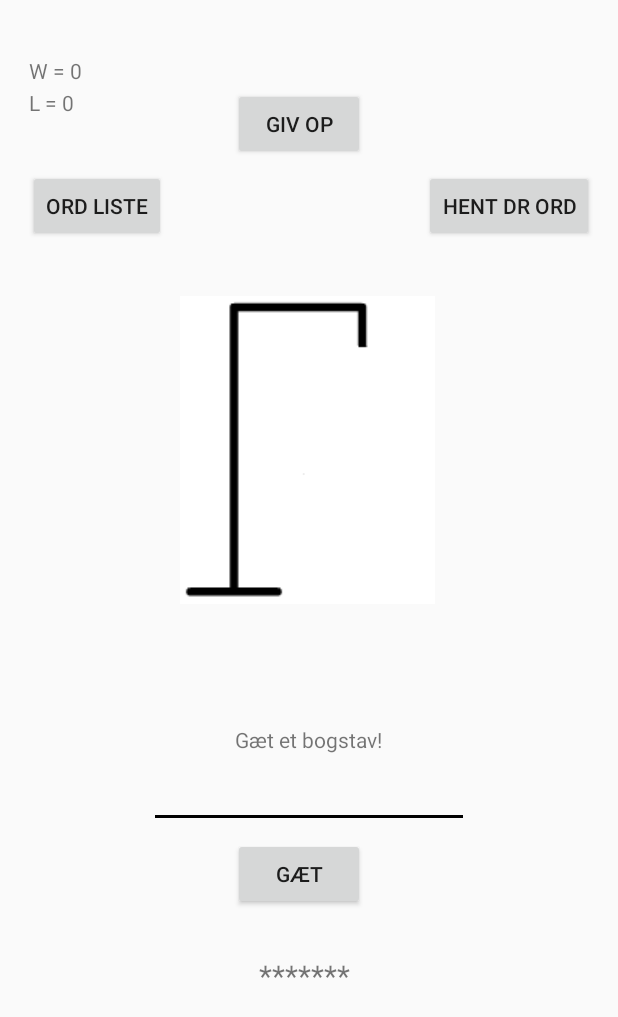
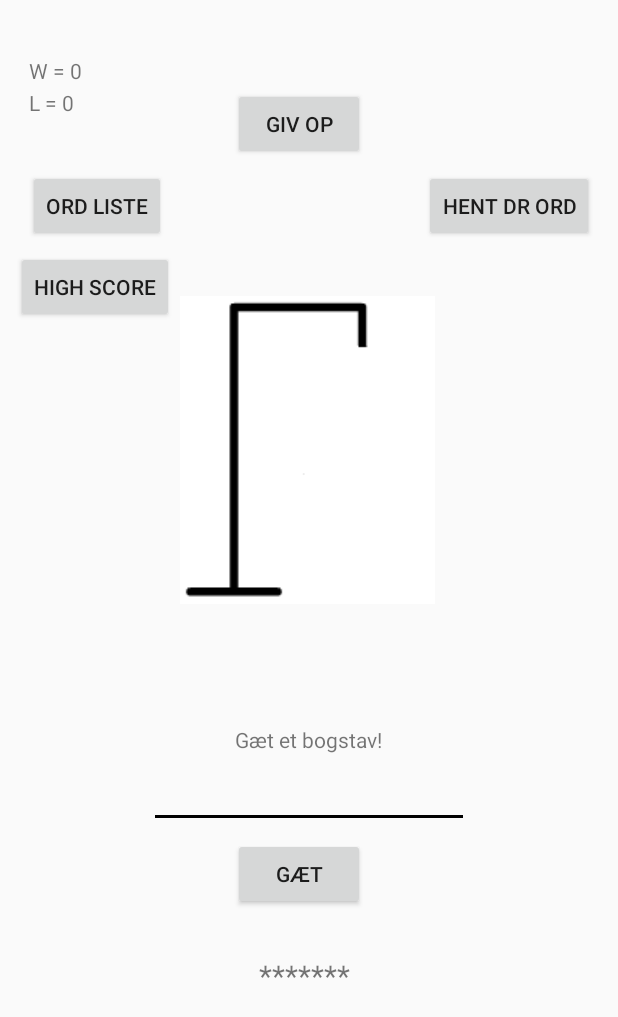
Before and after one commit to oliveruschultz/Galgeleg, an Android app: the MainActivity screen opened directly, with no data from a screen before it, on a phone screen of 412 x 824 dp. Shown: the top 1017 px of the screen. Run offline under Robolectric (Android 15) with nearby library versions, the phone set to English and light mode, and no system bars.

Commit message:
HighScore

```diff
--- a/app/src/main/java/com/example/brint_aflevering2/Galgelogik.java
+++ b/app/src/main/java/com/example/brint_aflevering2/Galgelogik.java
@@ -21,7 +21,6 @@ public class Galgelogik {
     private boolean spilletErTabt;
 
     public Galgelogik() {
-        muligeOrd.add("a");
         muligeOrd.add("bil");
         muligeOrd.add("computer");
         muligeOrd.add("programmering");
--- a/app/src/main/java/com/example/brint_aflevering2/MainActivity.java
+++ b/app/src/main/java/com/example/brint_aflevering2/MainActivity.java
@@ -17,7 +17,7 @@ public class MainActivity extends AppCompatActivity implements View.OnClickListe
 
     private Galgelogik spil = new Galgelogik();
     private EditText gæt;
-    private Button knap1, givOp, genstart, knapDR, listeKnap;
+    private Button knap1, givOp, genstart, knapDR, listeKnap, rekord;
     private TextView ord, tvBrugteBogstaver,textViewW,textViewL;
     private ImageView imageView;
     int wincounter, losscounter;
@@ -45,6 +45,8 @@ public class MainActivity extends AppCompatActivity implements View.OnClickListe
         knapDR.setOnClickListener(this);
         listeKnap = findViewById(R.id.listeKnap);
         listeKnap.setOnClickListener(this);
+        rekord = findViewById(R.id.rekord);
+        rekord.setOnClickListener(this);
 
 
         ord.setText(spil.getSynligtOrd());
@@ -141,8 +143,11 @@ public class MainActivity extends AppCompatActivity implements View.OnClickListe
         } else if (v == listeKnap) {
             Intent intent = new Intent(this, ListActivity.class);
             startActivity(intent);
+        } else if (v == rekord) {
+            Intent intent = new Intent(this, HighScore.class);
+            intent.putExtra("Score", wincounter);
+            startActivity(intent);
         }
-
         gæt.setText("");
     }
 
--- a/app/src/main/res/layout/activity_main.xml
+++ b/app/src/main/res/layout/activity_main.xml
@@ -153,4 +153,16 @@
         app:layout_constraintTop_toTopOf="parent"
         app:layout_constraintVertical_bias="0.146" />
 
+    <Button
+        android:id="@+id/rekord"
+        android:layout_width="wrap_content"
+        android:layout_height="wrap_content"
+        android:text="High Score"
+        app:layout_constraintBottom_toBottomOf="parent"
+        app:layout_constraintEnd_toEndOf="parent"
+        app:layout_constraintHorizontal_bias="0.035"
+        app:layout_constraintStart_toStartOf="parent"
+        app:layout_constraintTop_toTopOf="parent"
+        app:layout_constraintVertical_bias="0.216" />
+
 </androidx.constraintlayout.widget.ConstraintLayout>
--- a/app/src/main/res/layout/activity_winning.xml
+++ b/app/src/main/res/layout/activity_winning.xml
@@ -26,7 +26,8 @@
         android:id="@+id/restartButton"
         android:layout_width="wrap_content"
         android:layout_height="wrap_content"
-        android:text="Restart"
+        android:text="Tilbage"
+        android:textAllCaps="false"
         app:layout_constraintBottom_toBottomOf="parent"
         app:layout_constraintEnd_toEndOf="parent"
         app:layout_constraintHorizontal_bias="0.498"
```
Also changed, not shown: app/src/main/AndroidManifest.xml (+7 -7 lines), app/src/main/java/com/example/brint_aflevering2/HighScore.java (added, +52 -0 lines), app/src/main/res/layout/activity_high_score.xml (added, +42 -0 lines).
